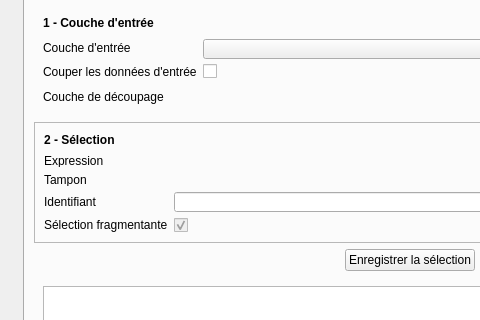
Above: FragScape_dialog_base.ui from MathieuChailloux/FragScape before the change; both pictures show x 0 to 480 and y 99 to 419 of the 1015 by 690 pixel window. Below: the same form after it.
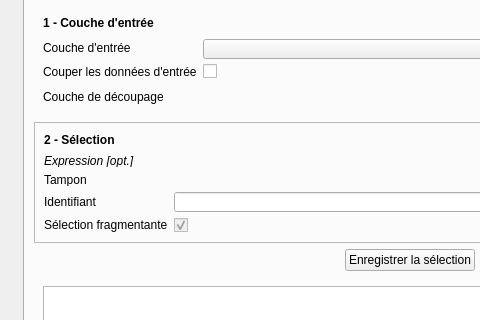
That is the form after the change. The open tabs and pages were chosen to show the change. Icons and pictures are not drawn. Custom widgets are drawn as their Qt base class.

The edit to the form file:
```diff
--- a/FragScape_dialog_base.ui
+++ b/FragScape_dialog_base.ui
@@ -82,8 +82,8 @@
            <rect>
             <x>0</x>
             <y>0</y>
-            <width>767</width>
-            <height>675</height>
+            <width>763</width>
+            <height>647</height>
            </rect>
           </property>
           <property name="sizePolicy">
@@ -1241,8 +1241,13 @@
                       <height>13</height>
                      </size>
                     </property>
+                    <property name="font">
+                     <font>
+                      <italic>true</italic>
+                     </font>
+                    </property>
                     <property name="text">
-                     <string>Expression</string>
+                     <string>Expression [opt.]</string>
                     </property>
                    </widget>
                   </item>
```
Left out of the diff: 30 changed lines with no effect on the pictures.
